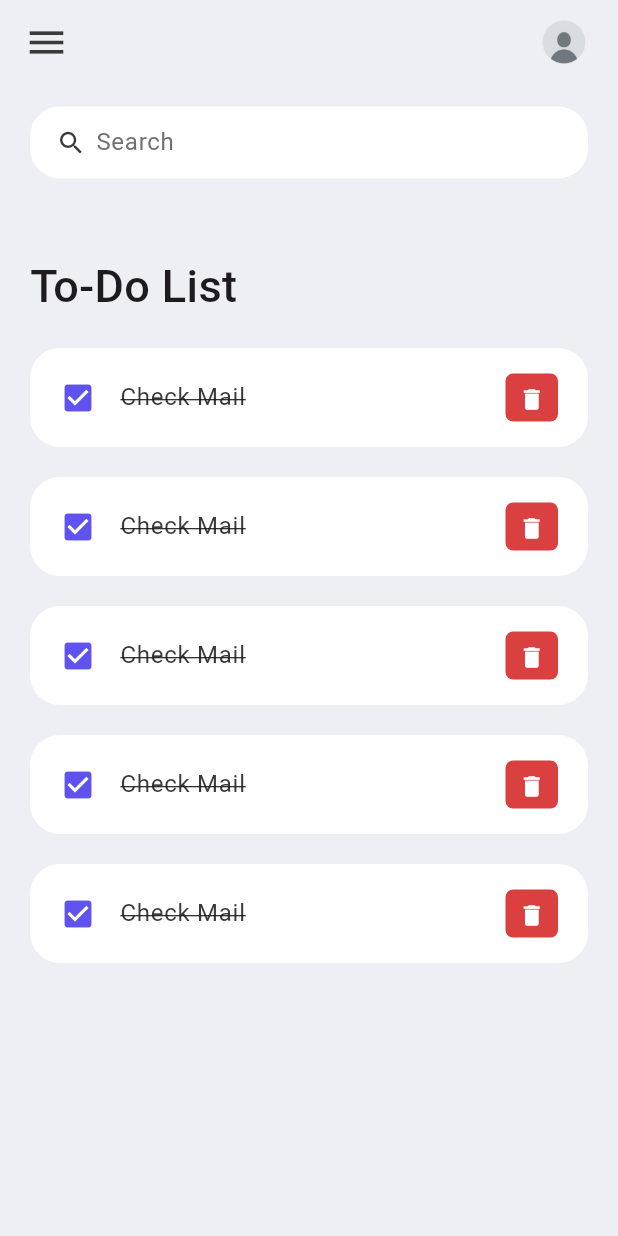
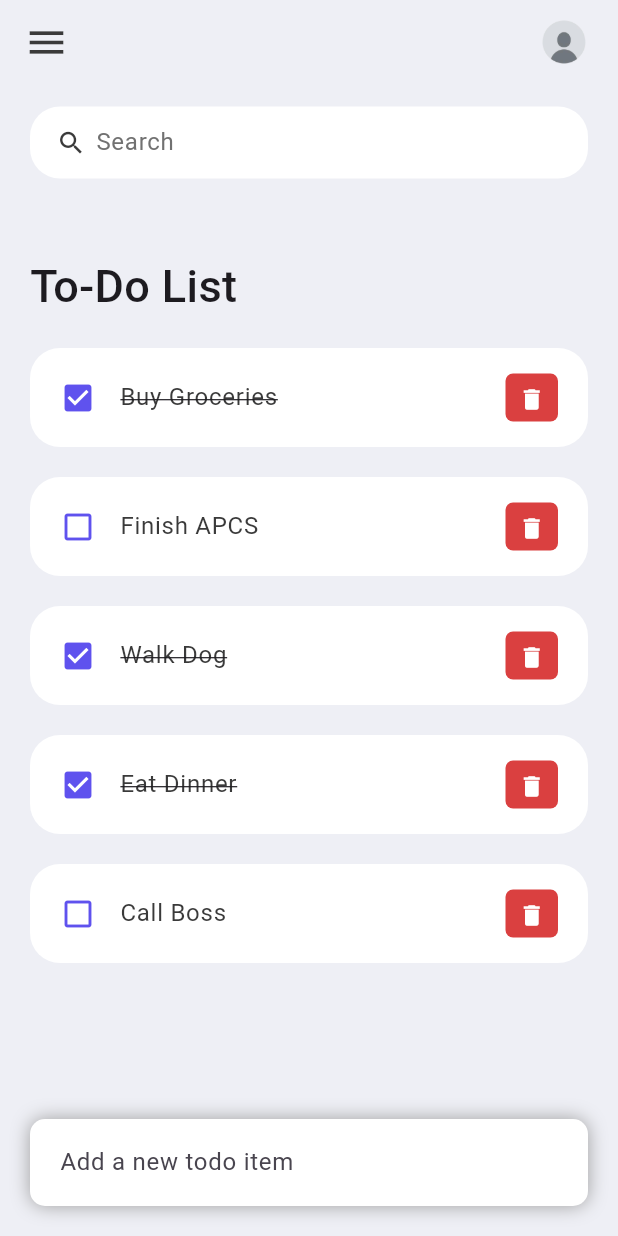
Before and after one commit to AyushB08/flutter-todo-app, a Flutter app: the screen it shows after launch, on a phone screen of 412 x 824 dp. Run offline on Flutter 3.47's test engine with Material 3 defaults, Android fonts, the phone set to English and light mode, and no system bars.

Commit message:
add item textbox

```diff
--- a/lib/main.dart
+++ b/lib/main.dart
@@ -15,7 +15,7 @@ class MyApp extends StatelessWidget {
     SystemChrome.setSystemUIOverlayStyle(
       SystemUiOverlayStyle(statusBarColor: Colors.transparent)
     );
-    return const MaterialApp(
+    return MaterialApp(
       debugShowCheckedModeBanner: false,
       title: "To-Do App",
       home: Home(),
--- /dev/null
+++ b/lib/model/todo.dart
@@ -0,0 +1,24 @@
+class ToDo {
+  String? id;
+  String? todoText;
+  bool isDone;
+
+
+  ToDo({
+    required this.id,
+    required this.todoText,
+    this.isDone = false,
+  });
+
+  static List<ToDo> todoList() {
+    return [
+      ToDo(id: "1", todoText: "Buy Groceries", isDone: true),
+      ToDo(id: "2", todoText: "Finish APCS", ),
+      ToDo(id: "3", todoText: "Walk Dog", isDone: true),
+      ToDo(id: "4", todoText: "Eat Dinner", isDone: true),
+      ToDo(id: "5", todoText: "Call Boss", ),
+
+    ];
+  }
+
+}
--- a/lib/screens/home.dart
+++ b/lib/screens/home.dart
@@ -1,16 +1,21 @@
 import "package:flutter/material.dart";
 import "package:flutter_todo_app/constants/colors.dart";
+import "package:flutter_todo_app/model/todo.dart";
 import "package:flutter_todo_app/widgets/todo_item.dart";
 
 class Home extends StatelessWidget {
-  const Home({super.key});
+  Home({super.key});
+
+  final todosList = ToDo.todoList();
 
   @override
   Widget build(BuildContext context) {
     return  Scaffold(
       backgroundColor: tdBGColor,
       appBar:  buildAppBar(),
-      body: Container(
+      body: Stack(
+        children: [
+          Container(
             padding: EdgeInsets.symmetric(horizontal: 20, vertical: 15),
             child:  Column(
               children: [
@@ -22,17 +27,41 @@ class Home extends StatelessWidget {
                         margin: EdgeInsets.only(top: 50, bottom: 20),
                         child: Text("To-Do List", style: TextStyle(fontSize: 30, fontWeight: FontWeight.w500,))
                       ),
-                  ToDoItem(),
-                  ToDoItem(),
-                  ToDoItem(),
-                  ToDoItem(),
-                  ToDoItem(),
+                      for (ToDo todoo in todosList)
+                        ToDoItem(todo: todoo,),
 
-                ]
+                    ],
                   ),
                 )
               ],
             ),
+          ),
+          Align(
+            alignment: Alignment.bottomCenter,
+            child: Row(
+              children: [
+                Expanded(
+                  child: Container(
+                    padding: EdgeInsets.symmetric(horizontal: 20, vertical: 5),
+                    margin: EdgeInsets.only(bottom: 20, right: 20, left: 20),
+                    decoration: BoxDecoration(
+                      color: Colors.white,
+                      boxShadow: [BoxShadow(color: Colors.grey, offset: Offset(0.0, 0.0), blurRadius: 10.0, spreadRadius: 0.0)],
+                      borderRadius: BorderRadius.circular(10),
+                    ),
+                    child: TextField(
+                      decoration: InputDecoration(
+                        hintText: "Add a new todo item",
+                        border: InputBorder.none
+                      )
+                    )
+                  ),
+
+                )
+              ]
+            )
+          )
+        ],
       )
     );
   }
--- a/lib/widgets/todo_item.dart
+++ b/lib/widgets/todo_item.dart
@@ -1,8 +1,10 @@
 import 'package:flutter/material.dart';
 import 'package:flutter_todo_app/constants/colors.dart';
+import 'package:flutter_todo_app/model/todo.dart';
 
 class ToDoItem extends StatelessWidget {
-  const ToDoItem({super.key});
+  final ToDo todo;
+  const ToDoItem({Key? key, required this.todo}) : super(key: key);
 
   @override
   Widget build(BuildContext context) {
@@ -19,8 +21,13 @@ class ToDoItem extends StatelessWidget {
           ),
           contentPadding: EdgeInsets.symmetric(horizontal: 20, vertical: 5),
           tileColor: Colors.white,
-          leading: Icon(Icons.check_box, color: tdBlue,),
-          title: Text("Check Mail", style: TextStyle(fontSize: 16, color: tdBlack, decoration: TextDecoration.lineThrough,)),
+          leading:
+            Icon(
+              todo.isDone ? Icons.check_box : Icons.check_box_outline_blank,
+              color: tdBlue,
+            ),
+          title: Text(todo.todoText!, style: TextStyle(fontSize: 16, color: tdBlack,
+            decoration: todo.isDone? TextDecoration.lineThrough : null,)),
           trailing: Container(
             padding: EdgeInsets.all(0),
             margin: EdgeInsets.symmetric(vertical: 12),
```
Lines whose indentation alone changed are shown as unchanged.
